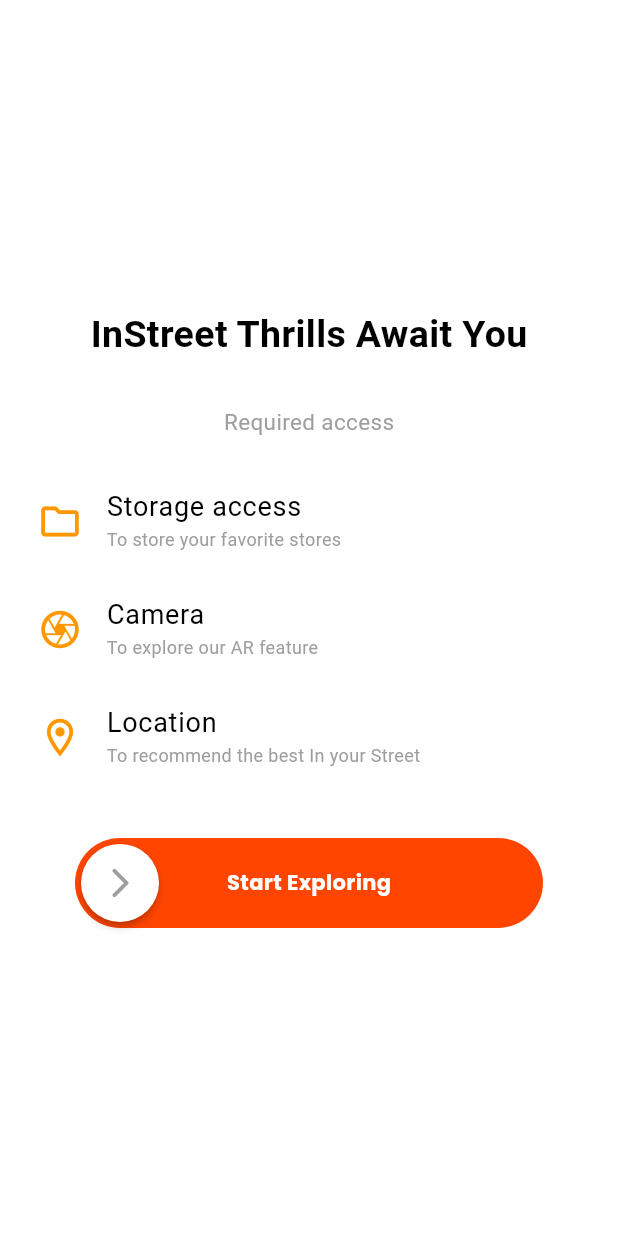
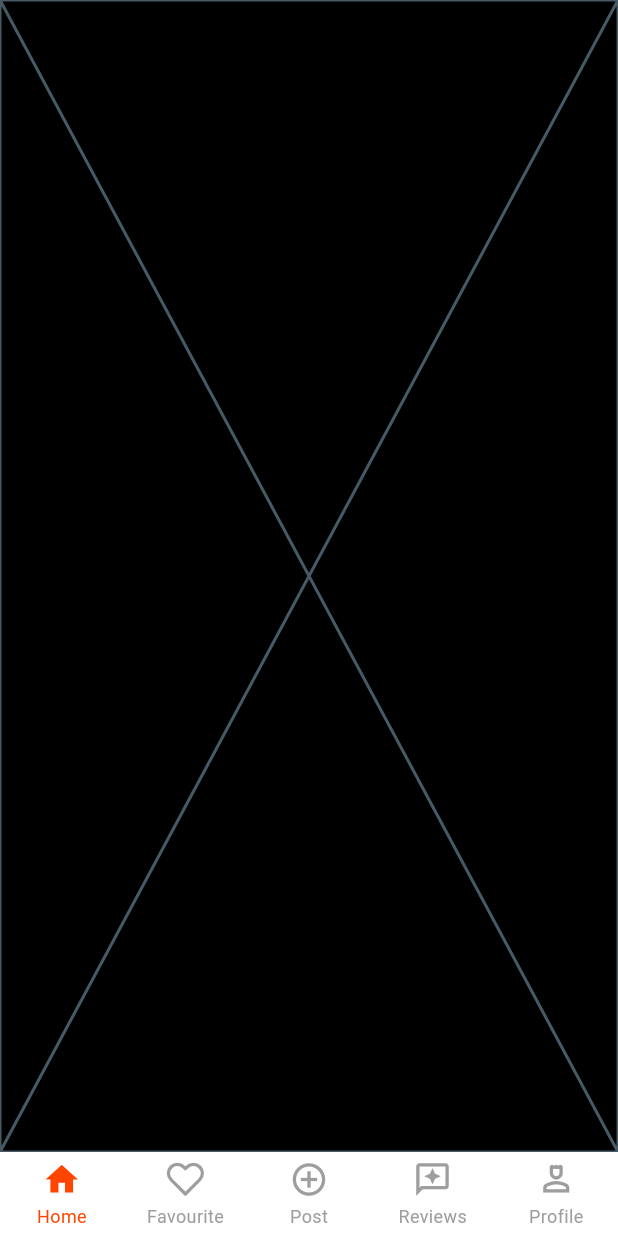
Before and after one commit to Palash2911/Instreet, a Flutter app: the screen it shows after launch, on a phone screen of 412 x 824 dp. Run offline on Flutter 3.47's test engine with Material 3 defaults, Android fonts, the phone set to English and light mode, and no system bars; drawn by our look-alikes of persistent_bottom_nav_bar, swipeable_button_view; our stand-ins replace cloud_firestore, firebase_auth, firebase_core, firebase_messaging, flutter_feather_icons, fluttertoast and 5 more; accounts and stored records are empty.

Commit message:
Bottom Nav Done

```diff
--- a/lib/constants/routes.dart
+++ b/lib/constants/routes.dart
@@ -7,7 +7,8 @@ import 'package:instreet/views/screens/onboarding/splashScreen.dart';
 
 var approutes = <String, WidgetBuilder>{
    // Inital Route
-  '/': (context) => const SplashScreen(),
+  // '/': (context) => const SplashScreen(),
+  '/': (context) => const BottomNav(),
 
   // Onboarding Routes
   PermissionScreen.routeName: (context) => PermissionScreen(),
--- /dev/null
+++ b/lib/views/screens/bottomnav/HomeScreen.dart
@@ -0,0 +1,15 @@
+import 'package:flutter/material.dart';
+
+class HomeScreen extends StatefulWidget {
+  const HomeScreen({super.key});
+
+  @override
+  State<HomeScreen> createState() => _HomeScreenState();
+}
+
+class _HomeScreenState extends State<HomeScreen> {
+  @override
+  Widget build(BuildContext context) {
+    return const Placeholder();
+  }
+}
--- a/lib/views/screens/bottomnav/bottomNav.dart
+++ b/lib/views/screens/bottomnav/bottomNav.dart
@@ -1,4 +1,13 @@
 import 'package:flutter/material.dart';
+import 'package:flutter_feather_icons/flutter_feather_icons.dart';
+import 'package:instreet/views/screens/bottomnav/FavoriteScreen.dart';
+import 'package:instreet/views/screens/bottomnav/HomeScreen.dart';
+import 'package:instreet/views/screens/bottomnav/ProfileScreen.dart';
+import 'package:instreet/views/screens/bottomnav/ReviewScreen.dart';
+import 'package:instreet/views/screens/postscreens/PostScreenNav.dart';
+import 'package:persistent_bottom_nav_bar/persistent_tab_view.dart';
+
+import '../../../constants/constants.dart';
 
 class BottomNav extends StatefulWidget {
   const BottomNav({super.key});
@@ -9,12 +18,65 @@ class BottomNav extends StatefulWidget {
 }
 
 class _BottomNavState extends State<BottomNav> {
+  final _controller = PersistentTabController(initialIndex: 0);
+
   @override
   Widget build(BuildContext context) {
-    return const Scaffold(
-      body: Center(
-        child: Text('Coming Soon....'),
+    return Scaffold(
+      body: PersistentTabView(
+        context,
+        hideNavigationBarWhenKeyboardShows: true,
+        resizeToAvoidBottomInset: true,
+        controller: _controller,
+        screens: _buildScreens(),
+        items: _navBarsItems(),
+        navBarStyle: NavBarStyle.style6,
       ),
     );
   }
 }
+
+List<Widget> _buildScreens() {
+  return [
+    HomeScreen(),
+    FavroiteScreen(),
+    PostScreenNav(),
+    ReviewScreen(),
+    ProfileScreen()
+  ];
+}
+
+List<PersistentBottomNavBarItem> _navBarsItems() {
+  return [
+    PersistentBottomNavBarItem(
+      icon: Icon(Icons.home),
+      title: ("Home"),
+      activeColorPrimary: kprimaryColor,
+      inactiveColorPrimary: Colors.grey,
+    ),
+    PersistentBottomNavBarItem(
+      icon: Icon(FeatherIcons.heart),
+      title: ("Favourite"),
+      activeColorPrimary: kprimaryColor,
+      inactiveColorPrimary: Colors.grey,
+    ),
+    PersistentBottomNavBarItem(
+      icon: Icon(Icons.add_circle_outline),
+      title: ("Post"),
+      activeColorPrimary: kprimaryColor,
+      inactiveColorPrimary: Colors.grey,
+    ),
+    PersistentBottomNavBarItem(
+      icon: Icon(Icons.reviews_outlined),
+      title: ("Reviews"),
+      activeColorPrimary: kprimaryColor,
+      inactiveColorPrimary: Colors.grey,
+    ),
+    PersistentBottomNavBarItem(
+      icon: Icon(Icons.person_4_outlined),
+      title: ("Profile"),
+      activeColorPrimary: kprimaryColor,
+      inactiveColorPrimary: Colors.grey,
+    ),
+  ];
+}
--- a/pubspec.yaml
+++ b/pubspec.yaml
@@ -48,7 +48,7 @@ dependencies:
   flutter_feather_icons: ^2.0.0+1
   google_fonts: ^4.0.4
   image_picker: ^0.8.6+4
-  persistent_bottom_nav_bar: any
+  persistent_bottom_nav_bar: ^5.0.2
   url_launcher: ^6.1.14
   flutter_local_notifications: ^15.1.1
   http: ^1.1.0
```
Also changed, not shown: lib/views/screens/bottomnav/FavoriteScreen.dart (added, +15 -0 lines), lib/views/screens/bottomnav/ProfileScreen.dart (added, +15 -0 lines), lib/views/screens/bottomnav/ReviewScreen.dart (added, +15 -0 lines), lib/views/screens/postscreens/PostScreenNav.dart (added, +15 -0 lines).
